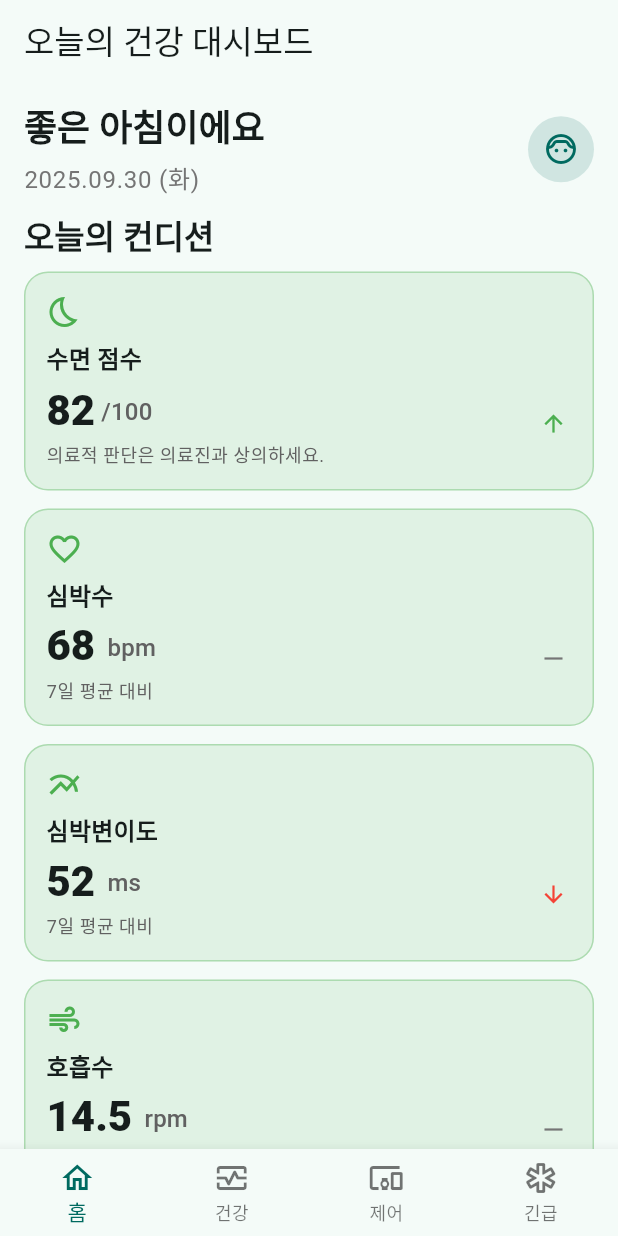
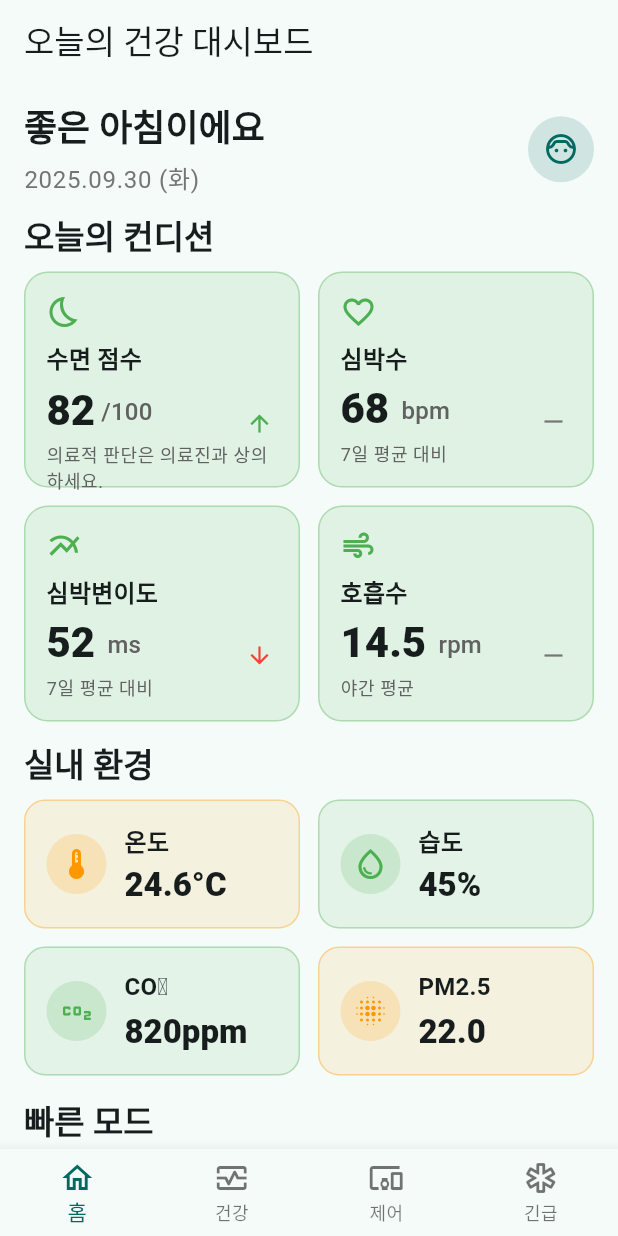
Before and after one commit to estherox123/finalhealthcheck, a Flutter app: the screen it shows after launch, on a phone screen of 412 x 824 dp. Run offline on Flutter 3.47's test engine with Material 3 defaults, Android fonts, the phone set to English and light mode, and no system bars; our stand-ins replace fl_chart, package_info_plus, permission_handler, shared_preferences; missing offline and left inert: android_intent_plus, health.

Commit message:
temp dashboard

```diff
--- a/lib/home_page.dart
+++ b/lib/home_page.dart
@@ -1,6 +1,6 @@
 import 'package:flutter/material.dart';
 
-/// 홈 대시보드 (Compact 모드 자동 전환: 작은 화면/큰 글꼴에서 레이아웃이 양보)
+/// 홈 대시보드 (컨디션 카드 항상 2열)
 class HomePage extends StatefulWidget {
   const HomePage({super.key});
   @override
@@ -87,12 +87,16 @@ class _HomePageState extends State<HomePage> {
     final double textScale = media.textScaler.scale(1.0);
     final bool compact = (w < 400) || (textScale > 1.2);
 
-    // 레이아웃 파라미터 (Compact에서 더 촘촘)
+    // 레이아웃 파라미터
     final double hPad = compact ? 12.0 : 16.0;
     final double gap = compact ? 8.0 : 12.0;
-    final bool singleCol = compact || w < 420;
-    final double cardWidth = singleCol ? double.infinity : (w - hPad * 2 - gap) / 2;
-    final double typeScale = compact ? 0.92 : 1.0; // 타이포 소폭 축소
+    final double typeScale = compact ? 0.92 : 1.0;
+
+    // 컨디션 카드용 크기 추정 (항상 2열)
+    final double gridSpacing = gap;
+    final double itemWidth = (w - hPad * 2 - gridSpacing) / 2;
+    final double itemHeight = compact ? 132.0 : 144.0; // 카드 높이(추정)
+    final double childAspectRatio = itemWidth / itemHeight;
 
     return Scaffold(
       appBar: AppBar(title: const Text('오늘의 건강 대시보드')),
@@ -108,7 +112,7 @@ class _HomePageState extends State<HomePage> {
                     crossAxisAlignment: CrossAxisAlignment.start,
                     children: [
                       Text(greet,
-                          maxLines: 2, // Compact에서 2줄 허용
+                          maxLines: 2,
                           style: _scale(
                             Theme.of(context).textTheme.headlineSmall?.copyWith(fontWeight: FontWeight.w700),
                             typeScale,
@@ -132,20 +136,22 @@ class _HomePageState extends State<HomePage> {
             ),
             const SizedBox(height: 12),
 
-            // 2) 오늘의 컨디션
+            // 2) 오늘의 컨디션 (항상 2열 Grid)
             Text('오늘의 컨디션',
                 style: _scale(
                   Theme.of(context).textTheme.titleLarge?.copyWith(fontWeight: FontWeight.w700),
                   typeScale,
                 )),
             const SizedBox(height: 8),
-            Wrap(
-              spacing: gap,
-              runSpacing: gap,
+            GridView.count(
+              crossAxisCount: 2,
+              crossAxisSpacing: gridSpacing,
+              mainAxisSpacing: gridSpacing,
+              childAspectRatio: childAspectRatio,
+              physics: const NeverScrollableScrollPhysics(),
+              shrinkWrap: true,
               children: [
-                SizedBox(
-                  width: cardWidth,
-                  child: _ConditionCard(
+                _ConditionCard(
                   title: '수면 점수',
                   valueText: '$sleepScore',
                   unit: '/100',
@@ -157,10 +163,7 @@ class _HomePageState extends State<HomePage> {
                   compact: compact,
                   onTap: () {},
                 ),
-                ),
-                SizedBox(
-                  width: cardWidth,
-                  child: _ConditionCard(
+                _ConditionCard(
                   title: '심박수',
                   valueText: '$heartRate',
                   unit: ' bpm',
@@ -172,10 +175,7 @@ class _HomePageState extends State<HomePage> {
                   compact: compact,
                   onTap: () {},
                 ),
-                ),
-                SizedBox(
-                  width: cardWidth,
-                  child: _ConditionCard(
+                _ConditionCard(
                   title: '심박변이도',
                   valueText: '$hrv',
                   unit: ' ms',
@@ -187,10 +187,7 @@ class _HomePageState extends State<HomePage> {
                   compact: compact,
                   onTap: () {},
                 ),
-                ),
-                SizedBox(
-                  width: cardWidth,
-                  child: _ConditionCard(
+                _ConditionCard(
                   title: '호흡수',
                   valueText: respiration.toStringAsFixed(1),
                   unit: ' rpm',
@@ -201,7 +198,6 @@ class _HomePageState extends State<HomePage> {
                   typeScale: typeScale,
                   compact: compact,
                   onTap: () {},
-                  ),
                 ),
               ],
             ),
@@ -271,7 +267,7 @@ class _HomePageState extends State<HomePage> {
                 ],
               ),
             ] else ...[
-              // 세로형 (Compact) — 버튼은 아래로 내려 트렁크 방지
+              // 세로형 (Compact)
               _EnvTile.vertical(
                 label: '온도',
                 value: '${temp.toStringAsFixed(1)}°C',
@@ -455,14 +451,14 @@ class _ConditionCard extends StatelessWidget {
             const SizedBox(height: 6),
             Text(
               title,
-              maxLines: 2, // 제목 2줄 허용
+              maxLines: 2,
               style: _s(Theme.of(context).textTheme.titleMedium?.copyWith(fontWeight: FontWeight.w700), typeScale),
             ),
             const SizedBox(height: 4),
             Row(
               crossAxisAlignment: CrossAxisAlignment.end,
               children: [
-                // 값+단위는 FittedBox로 축소 표시(잘림 대신 축소)
+                // 값+단위를 FittedBox로 축소 (잘림 대신 축소)
                 Expanded(
                   child: Row(
                     mainAxisSize: MainAxisSize.min,
@@ -506,7 +502,7 @@ class _ConditionCard extends StatelessWidget {
             const SizedBox(height: 4),
             Text(
               caption,
-              maxLines: 2, // 안내문도 2줄 허용
+              maxLines: 2,
               style: _s(Theme.of(context).textTheme.bodySmall?.copyWith(color: Colors.grey[700]), typeScale),
             ),
           ],
@@ -551,7 +547,7 @@ class _EnvTile extends StatelessWidget {
     final isVertical = bottom != null;
 
     if (isVertical) {
-      // 세로형: 아이콘/라벨/값을 위에서 아래로, 버튼은 가장 아래
+      // 세로형
       return Container(
         padding: const EdgeInsets.symmetric(horizontal: 14, vertical: 12),
         decoration: BoxDecoration(
@@ -619,7 +615,7 @@ class _EnvTile extends StatelessWidget {
               children: [
                 Text(
                   label,
-                  maxLines: 2, // 2줄 허용해 내용 우선
+                  maxLines: 2,
                   style: _s(Theme.of(context).textTheme.titleMedium?.copyWith(fontWeight: FontWeight.w700), typeScale),
                 ),
                 const SizedBox(height: 4),
@@ -717,7 +713,7 @@ class _NotiTile extends StatelessWidget {
       ),
       title: Text(
         item.text,
-        maxLines: 3, // 알림은 3줄까지 허용 (보여주기 우선)
+        maxLines: 3,
         style: _s(const TextStyle(fontWeight: FontWeight.w600), typeScale),
       ),
       trailing: const Icon(Icons.chevron_right),
```
Lines whose indentation alone changed are shown as unchanged.
